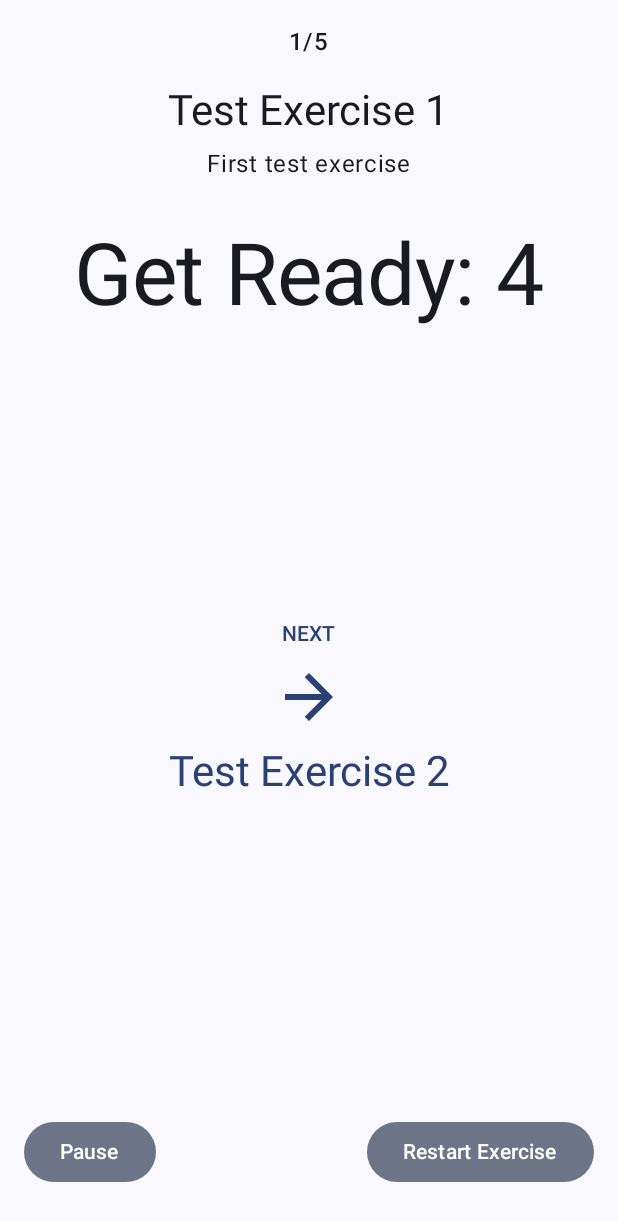
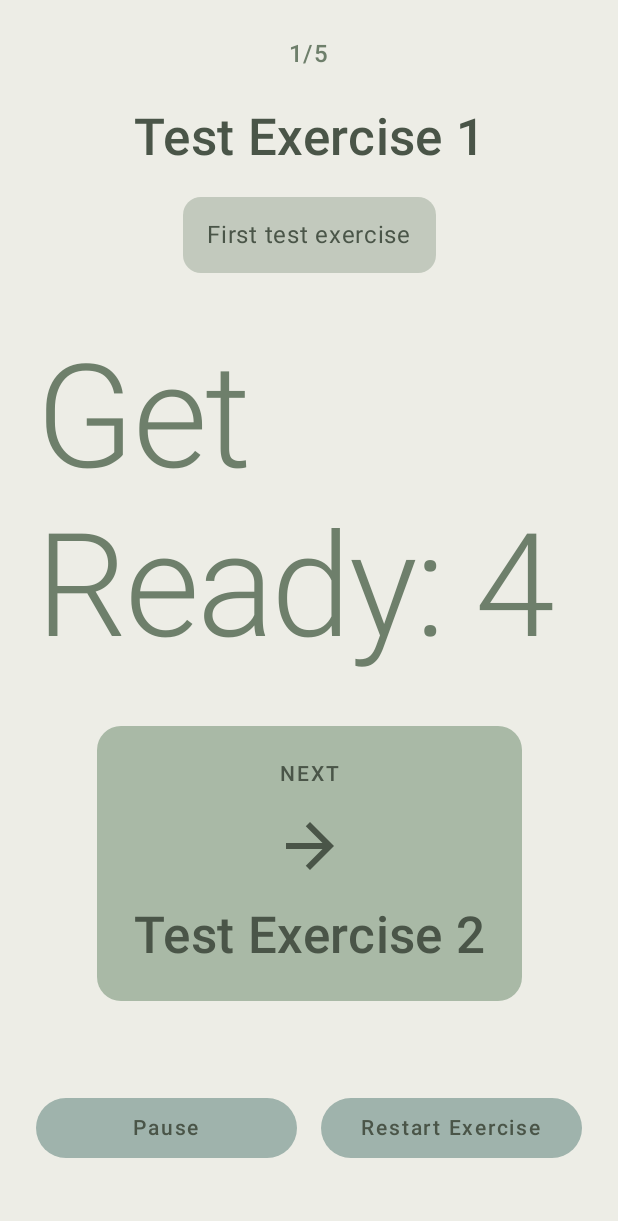
Before and after one commit to seanpmcb/Move, an Android app built with Jetpack Compose: the screen it shows after launch (MainActivity), after a tap on "Start Workout", on a phone screen of 412 x 824 dp. Shown: the top 1221 px of the screen. Run offline under Robolectric (Android 15) with nearby library versions, the phone set to English and light mode, and no system bars; 1 other tap on this screen came first.

Commit message:
Updated color scheme

```diff
--- a/app/src/main/java/com/seanpmcb/move/ui/WorkoutCompleteScreen.kt
+++ b/app/src/main/java/com/seanpmcb/move/ui/WorkoutCompleteScreen.kt
@@ -1,6 +1,7 @@
 package com.seanpmcb.move.ui
 
 import androidx.compose.foundation.layout.*
+import androidx.compose.foundation.background
 import androidx.compose.material3.*
 import androidx.compose.runtime.*
 import androidx.compose.ui.Alignment
@@ -17,21 +18,28 @@ fun WorkoutCompleteScreen(
     Column(
         modifier = Modifier
             .fillMaxSize()
+            .background(MaterialTheme.colorScheme.background)
             .padding(32.dp),
         horizontalAlignment = Alignment.CenterHorizontally,
         verticalArrangement = Arrangement.Center
     ) {
+        Column(
+            modifier = Modifier.padding(32.dp),
+            horizontalAlignment = Alignment.CenterHorizontally
+        ) {
             Text(
                 text = "🎉 Congratulations! 🎉",
                 style = MaterialTheme.typography.displayMedium,
-            textAlign = TextAlign.Center
+                textAlign = TextAlign.Center,
+                color = MaterialTheme.colorScheme.onPrimaryContainer
             )
 
-        Spacer(modifier = Modifier.height(16.dp))
+            Spacer(modifier = Modifier.height(24.dp))
 
             Text(
                 text = "You've completed",
-            style = MaterialTheme.typography.headlineMedium
+                style = MaterialTheme.typography.headlineMedium,
+                color = MaterialTheme.colorScheme.onPrimaryContainer
             )
 
             Text(
@@ -39,21 +47,37 @@ fun WorkoutCompleteScreen(
                 style = MaterialTheme.typography.headlineLarge,
                 color = MaterialTheme.colorScheme.primary
             )
+        }
 
-        Spacer(modifier = Modifier.height(32.dp))
-
+        Surface(
+            color = MaterialTheme.colorScheme.secondaryContainer,
+            shape = MaterialTheme.shapes.medium
+        ) {
             Text(
                 text = "Total Duration: ${workout.totalDuration / 60}m ${workout.totalDuration % 60}s",
-            style = MaterialTheme.typography.titleMedium
+                style = MaterialTheme.typography.titleMedium,
+                modifier = Modifier.padding(horizontal = 24.dp, vertical = 16.dp),
+                color = MaterialTheme.colorScheme.onSecondaryContainer
             )
+        }
 
         Spacer(modifier = Modifier.height(48.dp))
 
-        FilledTonalButton(
+        Button(
             onClick = onDismiss,
-            modifier = Modifier.padding(16.dp)
+            modifier = Modifier
+                .fillMaxWidth()
+                .padding(horizontal = 32.dp),
+            colors = ButtonDefaults.buttonColors(
+                containerColor = MaterialTheme.colorScheme.tertiary,
+                contentColor = MaterialTheme.colorScheme.onTertiary
+            ),
+            shape = MaterialTheme.shapes.medium
         ) {
-            Text("Return to Workouts")
+            Text(
+                "Return to Workouts",
+                modifier = Modifier.padding(vertical = 8.dp)
+            )
         }
     }
 }
--- a/app/src/main/java/com/seanpmcb/move/ui/WorkoutPlayerScreen.kt
+++ b/app/src/main/java/com/seanpmcb/move/ui/WorkoutPlayerScreen.kt
@@ -1,6 +1,7 @@
 package com.seanpmcb.move.ui
 
 import androidx.compose.foundation.layout.*
+import androidx.compose.foundation.background
 import androidx.compose.material3.*
 import androidx.compose.runtime.*
 import androidx.compose.ui.Alignment
@@ -97,32 +98,48 @@ fun WorkoutPlayerScreen(
         Column(
             modifier = Modifier
                 .fillMaxSize()
-                .padding(16.dp),
+                .background(MaterialTheme.colorScheme.background)
+                .padding(24.dp),
             horizontalAlignment = Alignment.CenterHorizontally
         ) {
             Text(
                 text = "${currentExerciseIndex + 1}/${workout.exercises.size}",
-                style = MaterialTheme.typography.titleMedium,
-                modifier = Modifier.padding(bottom = 16.dp)
+                style = MaterialTheme.typography.titleMedium.copy(
+                    color = MaterialTheme.colorScheme.primary
+                ),
+                modifier = Modifier.padding(bottom = 24.dp)
             )
 
             Text(
                 text = currentExercise.name,
-                style = MaterialTheme.typography.headlineMedium
+                style = MaterialTheme.typography.headlineMedium,
+                color = MaterialTheme.colorScheme.onBackground,
+                textAlign = TextAlign.Center
             )
 
-            Spacer(modifier = Modifier.height(8.dp))
+            Spacer(modifier = Modifier.height(12.dp))
 
+            Surface(
+                color = MaterialTheme.colorScheme.surfaceVariant,
+                shape = MaterialTheme.shapes.medium,
+                modifier = Modifier.padding(vertical = 8.dp)
+            ) {
                 Text(
                     text = currentExercise.instructions,
-                style = MaterialTheme.typography.bodyLarge
+                    style = MaterialTheme.typography.bodyLarge,
+                    color = MaterialTheme.colorScheme.onSurfaceVariant,
+                    modifier = Modifier.padding(16.dp)
                 )
+            }
 
             Spacer(modifier = Modifier.height(32.dp))
 
             Text(
                 text = if (timeRemaining < 0) "Get Ready: ${-timeRemaining}" else "$timeRemaining",
-                style = MaterialTheme.typography.displayLarge
+                style = MaterialTheme.typography.displayLarge.copy(
+                    color = if (timeRemaining <= 3) MaterialTheme.colorScheme.primary
+                    else MaterialTheme.colorScheme.onBackground
+                )
             )
 
             Box(
@@ -130,22 +147,27 @@ fun WorkoutPlayerScreen(
                 contentAlignment = Alignment.Center
             ) {
                 if (currentExercise.type == ExerciseType.WORK || currentExercise.type == ExerciseType.REST) {
+                    Surface(
+                        color = MaterialTheme.colorScheme.primaryContainer,
+                        shape = MaterialTheme.shapes.large,
+                        modifier = Modifier.padding(vertical = 16.dp)
+                    ) {
                         Column(
-                        modifier = Modifier.padding(horizontal = 16.dp),
+                            modifier = Modifier.padding(24.dp),
                             horizontalAlignment = Alignment.CenterHorizontally,
-                        verticalArrangement = Arrangement.spacedBy(8.dp)
+                            verticalArrangement = Arrangement.spacedBy(16.dp)
                         ) {
                             Text(
                                 text = "NEXT",
                                 style = MaterialTheme.typography.labelLarge,
-                            color = MaterialTheme.colorScheme.primary
+                                color = MaterialTheme.colorScheme.onPrimaryContainer
                             )
 
                             Icon(
                                 imageVector = Icons.Default.ArrowForward,
                                 contentDescription = "Next Exercise",
                                 modifier = Modifier.size(48.dp),
-                            tint = MaterialTheme.colorScheme.primary
+                                tint = MaterialTheme.colorScheme.onPrimaryContainer
                             )
 
                             Text(
@@ -162,8 +184,9 @@ fun WorkoutPlayerScreen(
                                 },
                                 style = MaterialTheme.typography.headlineMedium,
                                 textAlign = TextAlign.Center,
-                            color = MaterialTheme.colorScheme.primary
+                                color = MaterialTheme.colorScheme.onPrimaryContainer
                             )
+                        }
                     }
                 }
             }
@@ -172,17 +195,25 @@ fun WorkoutPlayerScreen(
             Row(
                 modifier = Modifier
                     .fillMaxWidth()
-                    .padding(vertical = 16.dp),
-                horizontalArrangement = Arrangement.SpaceBetween
+                    .padding(vertical = 24.dp),
+                horizontalArrangement = Arrangement.spacedBy(16.dp)
             ) {
                 FilledTonalButton(
-                    onClick = { workoutTimer.togglePause() }
+                    onClick = { workoutTimer.togglePause() },
+                    modifier = Modifier.weight(1f),
+                    colors = ButtonDefaults.filledTonalButtonColors(
+                        containerColor = MaterialTheme.colorScheme.secondaryContainer
+                    )
                 ) {
                     Text(if (isPaused) "Resume" else "Pause")
                 }
 
                 FilledTonalButton(
-                    onClick = { restartTrigger++ }
+                    onClick = { restartTrigger++ },
+                    modifier = Modifier.weight(1f),
+                    colors = ButtonDefaults.filledTonalButtonColors(
+                        containerColor = MaterialTheme.colorScheme.secondaryContainer
+                    )
                 ) {
                     Text("Restart Exercise")
                 }
--- a/app/src/main/java/com/seanpmcb/move/ui/WorkoutPreviewScreen.kt
+++ b/app/src/main/java/com/seanpmcb/move/ui/WorkoutPreviewScreen.kt
@@ -62,7 +62,13 @@ fun WorkoutPreviewScreen(
                 Text("Back")
             }
 
-            Button(onClick = onStartWorkout) {
+            Button(
+                onClick = onStartWorkout,
+                colors = ButtonDefaults.buttonColors(
+                    containerColor = MaterialTheme.colorScheme.tertiary,
+                    contentColor = MaterialTheme.colorScheme.onTertiary
+                )
+            ) {
                 Text("Start Workout")
             }
         }
--- a/app/src/main/java/com/seanpmcb/move/ui/theme/Color.kt
+++ b/app/src/main/java/com/seanpmcb/move/ui/theme/Color.kt
@@ -2,10 +2,19 @@ package com.seanpmcb.move.ui.theme
 
 import androidx.compose.ui.graphics.Color
 
-val Purple80 = Color(0xFFD0BCFF)
-val PurpleGrey80 = Color(0xFFCCC2DC)
-val Pink80 = Color(0xFFEFB8C8)
+// Primary Colors
+val MutedSage = Color(0xFFA9B9A6)
+val DeepMoss = Color(0xFF6E7F6B)
 
-val Purple40 = Color(0xFF6650a4)
-val PurpleGrey40 = Color(0xFF625b71)
-val Pink40 = Color(0xFF7D5260)
+// Neutral & Background Colors
+val SoftWarmWhite = Color(0xFFEDEDE6)
+val DustyGrayGreen = Color(0xFFC2C9BD)
+
+// Accent Colors
+val CoolTealGray = Color(0xFF7F9990)
+val WarmSandBeige = Color(0xFFD8C7B5)
+
+// Additional shades for depth
+val LightSage = Color(0xFFCFD6CC)
+val DarkMoss = Color(0xFF4A5548)
+val SoftTeal = Color(0xFF9FB3AC)
--- /dev/null
+++ b/app/src/main/java/com/seanpmcb/move/ui/theme/Shape.kt
@@ -0,0 +1,11 @@
+package com.seanpmcb.move.ui.theme
+
+import androidx.compose.foundation.shape.RoundedCornerShape
+import androidx.compose.material3.Shapes
+import androidx.compose.ui.unit.dp
+
+val Shapes = Shapes(
+    small = RoundedCornerShape(8.dp),
+    medium = RoundedCornerShape(12.dp),
+    large = RoundedCornerShape(16.dp)
+)
--- a/app/src/main/java/com/seanpmcb/move/ui/theme/Theme.kt
+++ b/app/src/main/java/com/seanpmcb/move/ui/theme/Theme.kt
@@ -1,58 +1,86 @@
 package com.seanpmcb.move.ui.theme
 
 import android.app.Activity
-import android.os.Build
 import androidx.compose.foundation.isSystemInDarkTheme
 import androidx.compose.material3.MaterialTheme
+import androidx.compose.material3.lightColorScheme
 import androidx.compose.material3.darkColorScheme
-import androidx.compose.material3.dynamicDarkColorScheme
-import androidx.compose.material3.dynamicLightColorScheme
-import androidx.compose.material3.lightColorScheme
 import androidx.compose.runtime.Composable
-import androidx.compose.ui.platform.LocalContext
+import androidx.compose.runtime.SideEffect
+import androidx.compose.ui.graphics.toArgb
+import androidx.compose.ui.platform.LocalView
+import androidx.core.view.WindowCompat
+
+private val LightColorScheme = lightColorScheme(
+    primary = DeepMoss,
+    onPrimary = SoftWarmWhite,
+    primaryContainer = MutedSage,
+    onPrimaryContainer = DarkMoss,
+
+    secondary = CoolTealGray,
+    onSecondary = SoftWarmWhite,
+    secondaryContainer = SoftTeal,
+    onSecondaryContainer = DarkMoss,
+
+    tertiary = WarmSandBeige,
+    onTertiary = DarkMoss,
+
+    background = SoftWarmWhite,
+    onBackground = DarkMoss,
+
+    surface = SoftWarmWhite,
+    onSurface = DarkMoss,
+    surfaceVariant = DustyGrayGreen,
+    onSurfaceVariant = DarkMoss,
+
+    outline = CoolTealGray
+)
 
 private val DarkColorScheme = darkColorScheme(
-    primary = Purple80,
-    secondary = PurpleGrey80,
-    tertiary = Pink80
-)
+    primary = MutedSage,
+    onPrimary = DarkMoss,
+    primaryContainer = DeepMoss,
+    onPrimaryContainer = LightSage,
 
-private val LightColorScheme = lightColorScheme(
-    primary = Purple40,
-    secondary = PurpleGrey40,
-    tertiary = Pink40
+    secondary = SoftTeal,
+    onSecondary = DarkMoss,
+    secondaryContainer = CoolTealGray,
+    onSecondaryContainer = LightSage,
 
-    /* Other default colors to override
-    background = Color(0xFFFFFBFE),
-    surface = Color(0xFFFFFBFE),
-    onPrimary = Color.White,
-    onSecondary = Color.White,
-    onTertiary = Color.White,
-    onBackground = Color(0xFF1C1B1F),
-    onSurface = Color(0xFF1C1B1F),
-    */
+    tertiary = WarmSandBeige,
+    onTertiary = DarkMoss,
+
+    background = DarkMoss,
+    onBackground = SoftWarmWhite,
+
+    surface = DarkMoss,
+    onSurface = SoftWarmWhite,
+    surfaceVariant = DeepMoss,
+    onSurfaceVariant = LightSage,
+
+    outline = MutedSage
 )
 
 @Composable
 fun MoveTheme(
     darkTheme: Boolean = isSystemInDarkTheme(),
-    // Dynamic color is available on Android 12+
-    dynamicColor: Boolean = true,
     content: @Composable () -> Unit
 ) {
-    val colorScheme = when {
-        dynamicColor && Build.VERSION.SDK_INT >= Build.VERSION_CODES.S -> {
-            val context = LocalContext.current
-            if (darkTheme) dynamicDarkColorScheme(context) else dynamicLightColorScheme(context)
+    val colorScheme = if (darkTheme) DarkColorScheme else LightColorScheme
+    val view = LocalView.current
+
+    if (!view.isInEditMode) {
+        SideEffect {
+            val window = (view.context as Activity).window
+            window.statusBarColor = colorScheme.background.toArgb()
+            WindowCompat.getInsetsController(window, view).isAppearanceLightStatusBars = !darkTheme
         }
-
-        darkTheme -> DarkColorScheme
-        else -> LightColorScheme
     }
 
     MaterialTheme(
         colorScheme = colorScheme,
-        typography = Typography,
+        typography = MoveTypography,
+        shapes = Shapes,
         content = content
     )
 }
--- a/app/src/main/java/com/seanpmcb/move/ui/theme/Type.kt
+++ b/app/src/main/java/com/seanpmcb/move/ui/theme/Type.kt
@@ -2,33 +2,48 @@ package com.seanpmcb.move.ui.theme
 
 import androidx.compose.material3.Typography
 import androidx.compose.ui.text.TextStyle
-import androidx.compose.ui.text.font.FontFamily
 import androidx.compose.ui.text.font.FontWeight
 import androidx.compose.ui.unit.sp
 
-// Set of Material typography styles to start with
-val Typography = Typography(
+val MoveTypography = Typography(
+    displayLarge = TextStyle(
+        fontSize = 96.sp,
+        letterSpacing = (-1.5).sp,
+        fontWeight = FontWeight.Light
+    ),
+    displayMedium = TextStyle(
+        fontSize = 60.sp,
+        letterSpacing = (-0.5).sp,
+        fontWeight = FontWeight.Normal
+    ),
+    headlineLarge = TextStyle(
+        fontSize = 48.sp,
+        letterSpacing = 0.sp,
+        fontWeight = FontWeight.Normal
+    ),
+    headlineMedium = TextStyle(
+        fontSize = 34.sp,
+        letterSpacing = 0.25.sp,
+        fontWeight = FontWeight.Medium
+    ),
+    titleLarge = TextStyle(
+        fontSize = 24.sp,
+        letterSpacing = 0.sp,
+        fontWeight = FontWeight.Medium
+    ),
     bodyLarge = TextStyle(
-        fontFamily = FontFamily.Default,
-        fontWeight = FontWeight.Normal,
         fontSize = 16.sp,
-        lineHeight = 24.sp,
-        letterSpacing = 0.5.sp
+        letterSpacing = 0.5.sp,
+        fontWeight = FontWeight.Normal
+    ),
+    bodyMedium = TextStyle(
+        fontSize = 14.sp,
+        letterSpacing = 0.25.sp,
+        fontWeight = FontWeight.Normal
+    ),
+    labelLarge = TextStyle(
+        fontSize = 14.sp,
+        letterSpacing = 1.25.sp,
+        fontWeight = FontWeight.Medium
     )
-    /* Other default text styles to override
-    titleLarge = TextStyle(
-        fontFamily = FontFamily.Default,
-        fontWeight = FontWeight.Normal,
-        fontSize = 22.sp,
-        lineHeight = 28.sp,
-        letterSpacing = 0.sp
-    ),
-    labelSmall = TextStyle(
-        fontFamily = FontFamily.Default,
-        fontWeight = FontWeight.Medium,
-        fontSize = 11.sp,
-        lineHeight = 16.sp,
-        letterSpacing = 0.5.sp
-    )
-    */
 )
```
Lines whose indentation alone changed are shown as unchanged.
